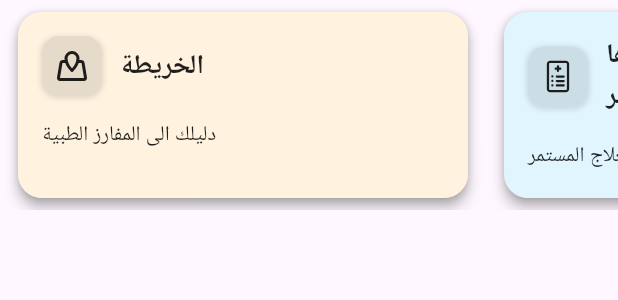
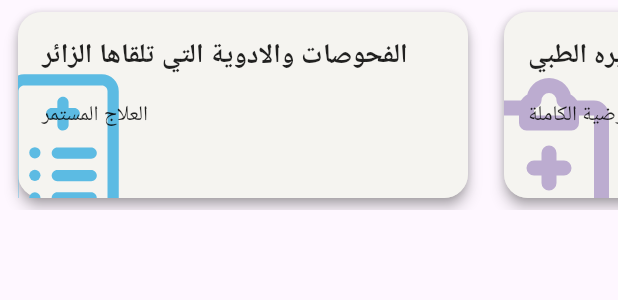
Before and after one commit to sarahali999/medical_app, a Flutter app: the AnimatedExaminationCards widget shown alone on an empty page, opened directly with empty values, on a phone screen of 412 x 824 dp. Shown: the top 300 px of the screen. Run offline on Flutter 3.47's test engine with Material 3 defaults, Android fonts, the phone set to English and light mode, and no system bars; our stand-ins replace carousel_slider, flutter_animate, flutter_local_notifications, flutter_map, flutter_staggered_animations, flutter_svg and 9 more; missing offline and left inert: flutter_map_location_marker; accounts and stored records are empty; network calls fail; Roboto replaces fonts that are missing (Changa-VariableFont_wght).

Commit message:
initial commm

```diff
--- a/lib/home_page_all/animated_examination_cards.dart
+++ b/lib/home_page_all/animated_examination_cards.dart
@@ -24,9 +24,9 @@ class AnimatedExaminationCards extends StatelessWidget {
       child: ListView(
         scrollDirection: Axis.horizontal,
         children: [
-          _buildCard('map'),
           _buildCard('cart1'),
           _buildCard('cart2'),
+          _buildCard('map'),
           _buildCard('cart4'),
         ],
       ),
@@ -41,21 +41,8 @@ class AnimatedExaminationCards extends StatelessWidget {
       iconPath: iconPath,
       onTap: () => _navigateToExaminationDetails(parentContext, cardType),
       cardType: cardType,
+      selectedLanguage: selectedLanguage,
     );
-  }
-
-  List<Color> _getGradientColors(int index) {
-    final List<List<Color>> colorSets = [
-      [Color(0xFFB5CADA),
-        Color(0xFF519CDB)], // Light Blue
-      [Color(0xFFE0CEE3),
-        Color(0xFF815F87)], // Light Purple
-      [Color(0xFFBBCDBC),
-        Color(0xFF6C806C)], // Light Green
-      [Color(0xFFD8D6BD),
-        Color(0xFFAAA471)], // Light Yellow
-    ];
-    return colorSets[index % colorSets.length];
   }
 
   String _getCardIcon(String cardType) {
@@ -185,12 +172,15 @@ class AnimatedExaminationCards extends StatelessWidget {
     });
   }
 }
+
+
 class AnimatedExaminationCard extends StatefulWidget {
   final String date;
   final String title;
   final String iconPath;
   final VoidCallback onTap;
   final String cardType;
+  final Language selectedLanguage;
 
   AnimatedExaminationCard({
     required this.date,
@@ -198,6 +188,7 @@ class AnimatedExaminationCard extends StatefulWidget {
     required this.iconPath,
     required this.onTap,
     required this.cardType,
+    required this.selectedLanguage,
   });
 
   @override
@@ -223,20 +214,44 @@ class _AnimatedExaminationCardState extends State<AnimatedExaminationCard> with
     _controller.dispose();
     super.dispose();
   }
-
   Color _getCardColor() {
     switch (widget.cardType) {
       case 'cart1':
-        return Color(0xFFE1F5FE); // Light Blue
+        return Color(0xFFF5F4F0);
       case 'cart2':
-        return Color(0xFFF1F8E9); // Light Green
+        return Color(0xFFF5F4F0);
       case 'map':
-        return Color(0xFFFFF3E0); // Light Orange
+        return Color(0xFFF5F4F0);
       case 'cart4':
-        return Color(0xFFF3E5F5); // Light Purple
+        return Color(0xFFF5F4F0);
       default:
-        return Colors.white;
+        return Color(0xFFF5F4F0);
     }
+  }
+
+  Color _getIconColor() {
+    switch (widget.cardType) {
+      case 'cart1':
+        return Color(0xFF5CBBE3);
+      case 'cart2':
+        return Color(0xFFBCACD0);
+      case 'map':
+        return Color(0xFF32817D);
+      case 'cart4':
+        return Color(0xFFDFF19E);
+      default:
+        return Color(0xFFCDE9E0);
+    }
+  }
+
+  Color _getTextColor() {
+    return Colors.black87;
+  }
+
+
+
+  bool _isRtlLanguage(Language language) {
+    return language == Language.Arabic || language == Language.Persian;
   }
 
   @override
@@ -271,48 +286,33 @@ class _AnimatedExaminationCardState extends State<AnimatedExaminationCard> with
                 ),
               ],
             ),
-            child: Padding(
+            child: Stack(
+              children: [
+                Positioned(
+                  right: _isRtlLanguage(widget.selectedLanguage) ? null : -30,
+                  left: _isRtlLanguage(widget.selectedLanguage) ? -30 : null,
+                  bottom: -30,
+                  child: SvgPicture.asset(
+                    widget.iconPath,
+                    width: 120,
+                    height: 120,
+                    color: _getIconColor(),
+                  ),
+                ),
+                Padding(
                   padding: const EdgeInsets.all(16.0),
                   child: Column(
                     crossAxisAlignment: CrossAxisAlignment.start,
                     mainAxisAlignment: MainAxisAlignment.spaceBetween,
                     children: [
-                  Row(
-                    children: [
-                      Container(
-                        padding: EdgeInsets.all(8),
-                        decoration: BoxDecoration(
-                          color: _getCardColor().darker(10),
-                          borderRadius: BorderRadius.circular(12),
-                          boxShadow: [
-                            BoxShadow(
-                              color: Colors.black.withOpacity(0.1),
-                              spreadRadius: 1,
-                              blurRadius: 2,
-                              offset: Offset(0, 1),
-                            ),
-                          ],
-                        ),
-                        child: SvgPicture.asset(
-                          widget.iconPath,
-                          width: 24,
-                          height: 24,
-                          color: Colors.black87,
-                        ),
-                      ),
-                      SizedBox(width: 12),
-                      Expanded(
-                        child: Text(
+                      Text(
                         widget.date,
                         style: TextStyle(
                           fontSize: 18,
                           fontWeight: FontWeight.bold,
-                            color: Colors.black87,
+                          color: _getTextColor(),
                           fontFamily: 'Changa-VariableFont_wght',
                         ),
-                        ),
-                      ),
-                    ],
                       ),
                       SizedBox(height: 16),
                       Expanded(
@@ -320,11 +320,15 @@ class _AnimatedExaminationCardState extends State<AnimatedExaminationCard> with
                           widget.title,
                           style: TextStyle(
                             fontSize: 14,
-                        color: Colors.black87,
+                            color: _getTextColor(),
                             fontFamily: 'Changa-VariableFont_wght',
                           ),
                           maxLines: 3,
                           overflow: TextOverflow.ellipsis,
+                          textDirection: _isRtlLanguage(widget.selectedLanguage) ? TextDirection.rtl : TextDirection.ltr,
+                        ),
+                      ),
+                    ],
                   ),
                 ),
               ],
@@ -332,12 +336,9 @@ class _AnimatedExaminationCardState extends State<AnimatedExaminationCard> with
           ),
         ),
       ),
-      ),
     );
   }
 }
-
-// Extension to darken colors
 extension ColorExtension on Color {
   Color darker(int percent) {
     assert(1 <= percent && percent <= 100);
```
Lines whose indentation alone changed are shown as unchanged.
